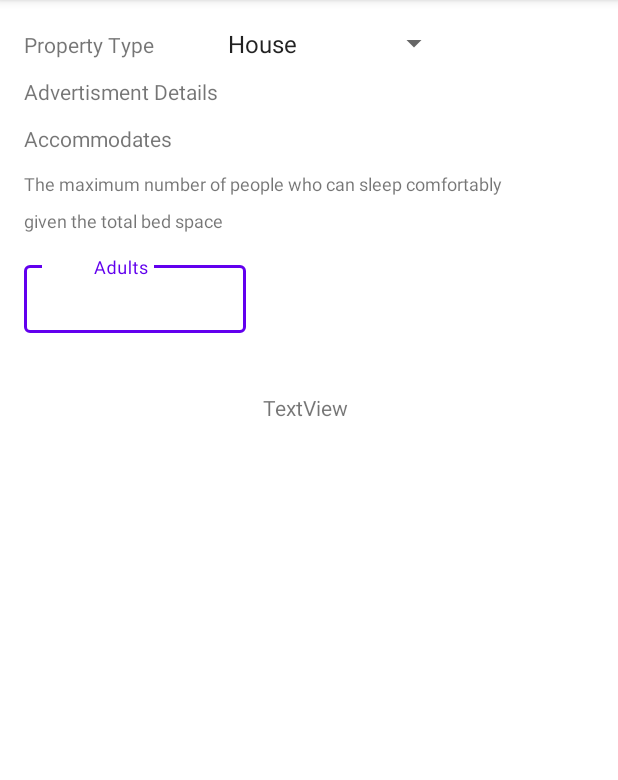
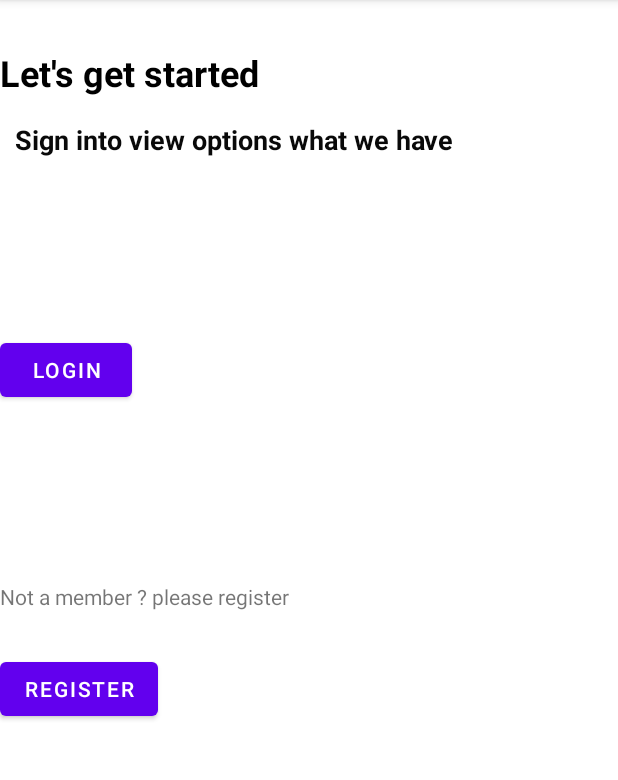
Before and after one commit to Sithum-Ravishka/CodeBlack_MAD_Project, an Android app: the screen it shows after launch (MainActivity), on a phone screen of 412 x 824 dp, the part 84-864 px from its top. Run offline under Robolectric (Android 15) with nearby library versions, the phone set to English and light mode, and no system bars.

Commit message:
Register User in Firebase

```diff
--- a/app/build.gradle
+++ b/app/build.gradle
@@ -36,6 +36,7 @@ dependencies {
     implementation 'androidx.constraintlayout:constraintlayout:2.0.4'
     implementation 'com.google.firebase:firebase-database:19.7.0'
     implementation 'androidx.legacy:legacy-support-v4:1.0.0'
+    implementation 'com.google.firebase:firebase-auth:20.0.4'
     testImplementation 'junit:junit:4.+'
     androidTestImplementation 'androidx.test.ext:junit:1.1.2'
     androidTestImplementation 'androidx.test.espresso:espresso-core:3.3.0'
--- a/app/src/main/AndroidManifest.xml
+++ b/app/src/main/AndroidManifest.xml
@@ -1,6 +1,8 @@
 <?xml version="1.0" encoding="utf-8"?>
 <manifest xmlns:android="http://schemas.android.com/apk/res/android"
     package="com.example.codeblack">
+    <!-- Internet Permission -->
+    <uses-permission android:name="android.permission.INTERNET" />
 
     <application
         android:allowBackup="true"
@@ -9,6 +11,8 @@
         android:roundIcon="@mipmap/ic_launcher_round"
         android:supportsRtl="true"
         android:theme="@style/Theme.CodeBlack">
+        <activity android:name=".UserProfileActivity"></activity>
+        <activity android:name=".RegistrationPage" />
         <activity android:name=".MainActivity">
             <intent-filter>
                 <action android:name="android.intent.action.MAIN" />
--- a/app/src/main/java/com/example/codeblack/MainActivity.java
+++ b/app/src/main/java/com/example/codeblack/MainActivity.java
@@ -2,13 +2,31 @@ package com.example.codeblack;
 
 import androidx.appcompat.app.AppCompatActivity;
 
+import android.content.Intent;
 import android.os.Bundle;
+import android.view.View;
+import android.widget.Button;
 
 public class MainActivity extends AppCompatActivity {
+
+    Button uRegisterBtn, uLoginBtn;
 
     @Override
     protected void onCreate(Bundle savedInstanceState) {
         super.onCreate(savedInstanceState);
-        setContentView(R.layout.activity_create__property__advertisement);
+        setContentView(R.layout.activity_main);
+
+        //init views
+        uRegisterBtn = findViewById(R.id.register_btn);
+        uLoginBtn = findViewById(R.id.login_btn);
+
+        //handle register button click
+        uRegisterBtn.setOnClickListener(new View.OnClickListener() {
+            @Override
+            public void onClick(View v) {
+                //start RegistrationPageActivity
+                startActivity(new Intent(MainActivity.this, RegistrationPage.class));
+            }
+        });
     }
 }
--- a/app/src/main/res/layout/activity_create__property__advertisement.xml
+++ b/app/src/main/res/layout/activity_create__property__advertisement.xml
@@ -83,7 +83,7 @@ tools:context=".MainActivity">
                 app:layout_constraintTop_toBottomOf="@+id/textView8" />
 
             <com.google.android.material.textfield.TextInputLayout
-                android:id="@+id/outlinedTextField"
+                android:id="@+id/outlinedTextField1"
                 style="@style/Widget.MaterialComponents.TextInputLayout.OutlinedBox"
                 android:layout_width="148dp"
                 android:layout_height="0dp"
@@ -97,8 +97,8 @@ tools:context=".MainActivity">
 
                 <com.google.android.material.textfield.TextInputEditText
                     android:layout_width="match_parent"
-                    android:layout_height="45dp"
-                    android:hint="          Adults"
+                    android:layout_height="55dp"
+                    android:hint="@string/hintAdults"
                     android:rotationX="0" />
             </com.google.android.material.textfield.TextInputLayout>
 
@@ -110,16 +110,16 @@ tools:context=".MainActivity">
                 android:layout_marginEnd="180dp"
                 android:text="TextView"
                 app:layout_constraintEnd_toEndOf="parent"
-                app:layout_constraintTop_toBottomOf="@+id/outlinedTextField" />
+                app:layout_constraintTop_toBottomOf="@+id/outlinedTextField1" />
 
             <Button
                 android:id="@+id/button3"
                 android:layout_width="wrap_content"
                 android:layout_height="wrap_content"
-                android:layout_marginTop="488dp"
+                android:layout_marginTop="404dp"
                 android:text="Button"
                 app:layout_constraintTop_toBottomOf="@+id/textView11"
-                tools:layout_editor_absoluteX="185dp" />
+                tools:layout_editor_absoluteX="104dp" />
 
         </androidx.constraintlayout.widget.ConstraintLayout>
     </ScrollView>
--- a/app/src/main/res/layout/activity_main.xml
+++ b/app/src/main/res/layout/activity_main.xml
@@ -1,9 +1,63 @@
 <?xml version="1.0" encoding="utf-8"?>
-<androidx.constraintlayout.widget.ConstraintLayout xmlns:android="http://schemas.android.com/apk/res/android"
+<RelativeLayout xmlns:android="http://schemas.android.com/apk/res/android"
     xmlns:app="http://schemas.android.com/apk/res-auto"
     xmlns:tools="http://schemas.android.com/tools"
     android:layout_width="match_parent"
     android:layout_height="match_parent"
     tools:context=".MainActivity">
 
-</androidx.constraintlayout.widget.ConstraintLayout>
+    <TextView
+        android:id="@+id/textView2"
+        android:layout_width="wrap_content"
+        android:layout_height="wrap_content"
+        android:layout_marginTop="32dp"
+        android:text="@string/welDes1"
+        android:textColor="#000000"
+        android:textSize="24sp"
+        android:textStyle="bold" />
+
+    <TextView
+        android:id="@+id/textView3"
+        android:layout_width="312dp"
+        android:layout_height="34dp"
+        android:layout_marginTop="16dp"
+        android:text="@string/welDes2"
+        android:textAlignment="center"
+        android:textColor="#090909"
+        android:textSize="18sp"
+        android:textStyle="bold"
+        android:layout_below="@id/textView2"/>
+
+
+    <!-- Button Register -->
+
+    <!-- Button Login -->
+
+
+
+    <Button
+        android:id="@+id/login_btn"
+        android:layout_width="wrap_content"
+        android:layout_height="wrap_content"
+        android:layout_marginTop="108dp"
+        android:text="@string/btnLogin"
+        android:layout_below="@id/textView3"/>
+
+    <TextView
+        android:id="@+id/textView4"
+        android:layout_width="wrap_content"
+        android:layout_height="wrap_content"
+        android:layout_below="@id/login_btn"
+        android:layout_marginTop="117dp"
+        android:text="@string/welDes3" />
+
+    <Button
+        android:id="@+id/register_btn"
+        android:layout_width="wrap_content"
+        android:layout_height="wrap_content"
+        android:layout_marginTop="28dp"
+        android:text="@string/btnRegister"
+        android:layout_below="@id/textView4"/>
+
+
+</RelativeLayout>
--- a/app/src/main/res/values/strings.xml
+++ b/app/src/main/res/values/strings.xml
@@ -13,4 +13,15 @@
     <string name="accommodates">Accommodates</string>
     <string name="des1">The maximum number of people who can sleep comfortably</string>
     <string name="des2">given the total bed space</string>
+    <string name="hintAdults">Adults</string>
+    <string name="welDes1">Let\'s get started</string>
+    <string name="welDes2">Sign into view options what we have</string>
+    <string name="btnRegister">Register</string>
+    <string name="btnLogin">Login</string>
+    <string name="welDes3">Not a member ? please register</string>
+    <string name="regLabel1">Register</string>
+    <string name="regHintEmail">Enter Your E-mail</string>
+    <string name="regHintPass">Enter Password</string>
+    <string name="regBtn">REGISTER</string>
+    <string name="txtProfile">Profile</string>
 </resources>
--- a/build.gradle
+++ b/build.gradle
@@ -6,6 +6,8 @@ buildscript {
     }
     dependencies {
         classpath "com.android.tools.build:gradle:4.1.2"
+        /*Update library, otherwise you may get error:
+        "Default CodeBlackApp is not initialized in this process"*/
         classpath 'com.google.gms:google-services:4.3.5'
 
         // NOTE: Do not place your application dependencies here; they belong
```
Also changed, not shown: app/src/main/java/com/example/codeblack/RegistrationPage.java (added, +125 -0 lines), app/src/main/java/com/example/codeblack/UserProfileActivity.java (added, +19 -0 lines), app/src/main/res/layout/activity_registration_page.xml (added, +78 -0 lines), app/src/main/res/layout/activity_user_profile.xml (added, +18 -0 lines), gradle/wrapper/gradle-wrapper.properties.
